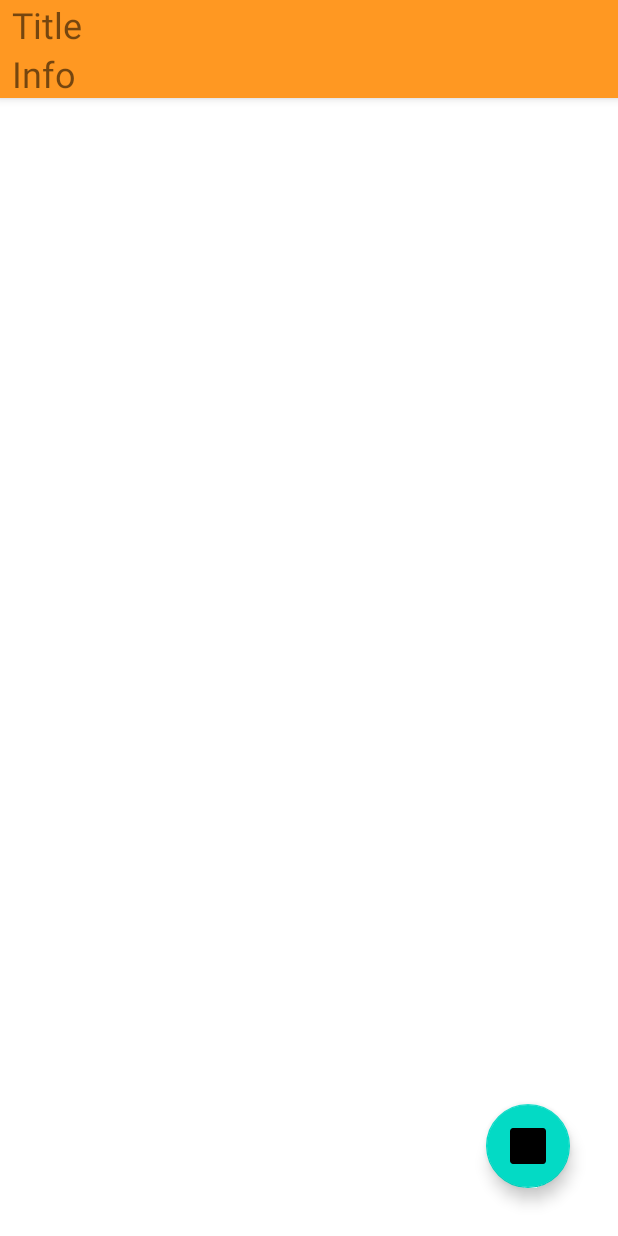
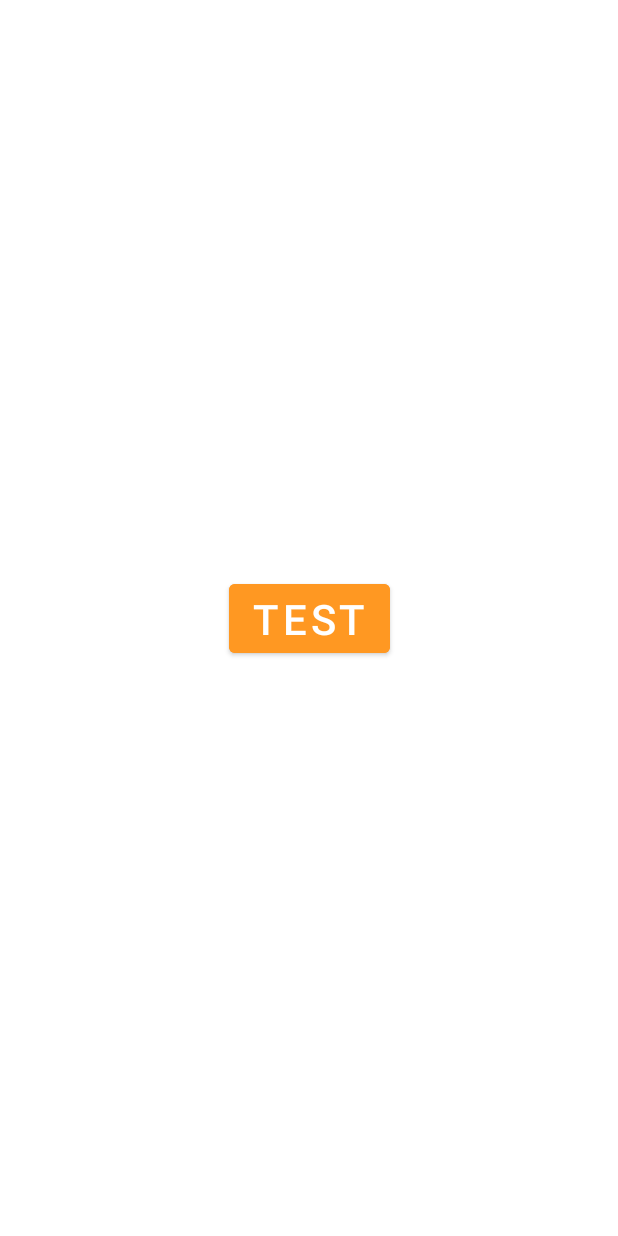
Before and after one commit to lingfliu/android_dev_tutorial_kt, an Android app: the layout activity_io.xml on its own in the app's theme, with its tools: preview values and no code run, on a phone screen of 412 x 824 dp. Run offline under Robolectric (Android 15) with nearby library versions, the phone set to English and light mode, and no system bars.

Commit message:
modified io

```diff
--- a/app/src/main/res/layout/activity_io.xml
+++ b/app/src/main/res/layout/activity_io.xml
@@ -9,65 +9,24 @@
             type="io.issc.android_dev_tutorial_kt.ClickCount" />
     </data>
 
-    <androidx.coordinatorlayout.widget.CoordinatorLayout
+    <androidx.constraintlayout.widget.ConstraintLayout
         android:layout_width="match_parent"
         android:layout_height="match_parent"
         android:id="@+id/wrapper"
         tools:context=".CoordinateActivity">
-        <com.google.android.material.appbar.AppBarLayout
-            android:layout_width="match_parent"
-            android:layout_height="wrap_content"
-            android:id="@+id/bar"
-            app:layout_constraintTop_toTopOf="parent"
-            android:background="@color/orange">
-            <TextView
-                android:layout_width="wrap_content"
-                android:layout_height="wrap_content"
-                android:id="@+id/title"
-                android:text="Title"
-                android:textSize="24sp"
-                android:layout_gravity="left"
-                android:layout_marginLeft="8dp"
-                />
 
-            <TextView
-                android:layout_width="wrap_content"
-                android:layout_height="wrap_content"
-                android:id="@+id/info"
-                android:text="Info"
-                android:textSize="24sp"
-                android:layout_marginLeft="8dp"
-                />
-        </com.google.android.material.appbar.AppBarLayout>
-        <androidx.core.widget.NestedScrollView
-            android:layout_width="match_parent"
-            android:layout_height="match_parent"
-            android:id="@+id/scroll"
-            app:layout_constraintTop_toTopOf="parent"
-            app:layout_behavior="@string/appbar_scrolling_view_behavior"
-            >
-            <androidx.constraintlayout.widget.ConstraintLayout
-                android:layout_width="match_parent"
-                android:layout_height="match_parent">
-                <androidx.recyclerview.widget.RecyclerView
-                    android:layout_width="match_parent"
-                    android:layout_height="wrap_content"
-                    app:layout_constraintTop_toTopOf="parent"
-                    android:paddingTop="8dp"
-                    android:id="@+id/list_view"/>
-            </androidx.constraintlayout.widget.ConstraintLayout>
-        </androidx.core.widget.NestedScrollView>
-        <com.google.android.material.floatingactionbutton.FloatingActionButton
-            android:layout_width="wrap_content"
-            android:layout_height="wrap_content"
-            android:layout_gravity="bottom|right"
-            android:layout_margin="32dp"
-            app:fabSize="auto"
-            android:src="@mipmap/ic_launcher_round"
-            android:id="@+id/btn_action"
-            app:layout_anchor="@id/scroll"
-            app:layout_anchorGravity="bottom|right"
-            android:contentDescription="Add" />
-    </androidx.coordinatorlayout.widget.CoordinatorLayout>
+        <Button
+        android:layout_width="wrap_content"
+        android:layout_height="wrap_content"
+        app:layout_constraintTop_toTopOf="parent"
+        app:layout_constraintBottom_toBottomOf="parent"
+        app:layout_constraintLeft_toLeftOf="parent"
+        app:layout_constraintRight_toRightOf="parent"
+        android:backgroundTint="@color/orange"
+        android:textSize="28sp"
+        android:text="Test"
+        android:id="@+id/btn"
+        />
+    </androidx.constraintlayout.widget.ConstraintLayout>
 
 </layout>
```
Also changed, not shown: app/src/main/AndroidManifest.xml (+7 -4 lines), app/src/main/java/io/issc/android_dev_tutorial_kt/IoActivity.kt (+34 -19 lines).
